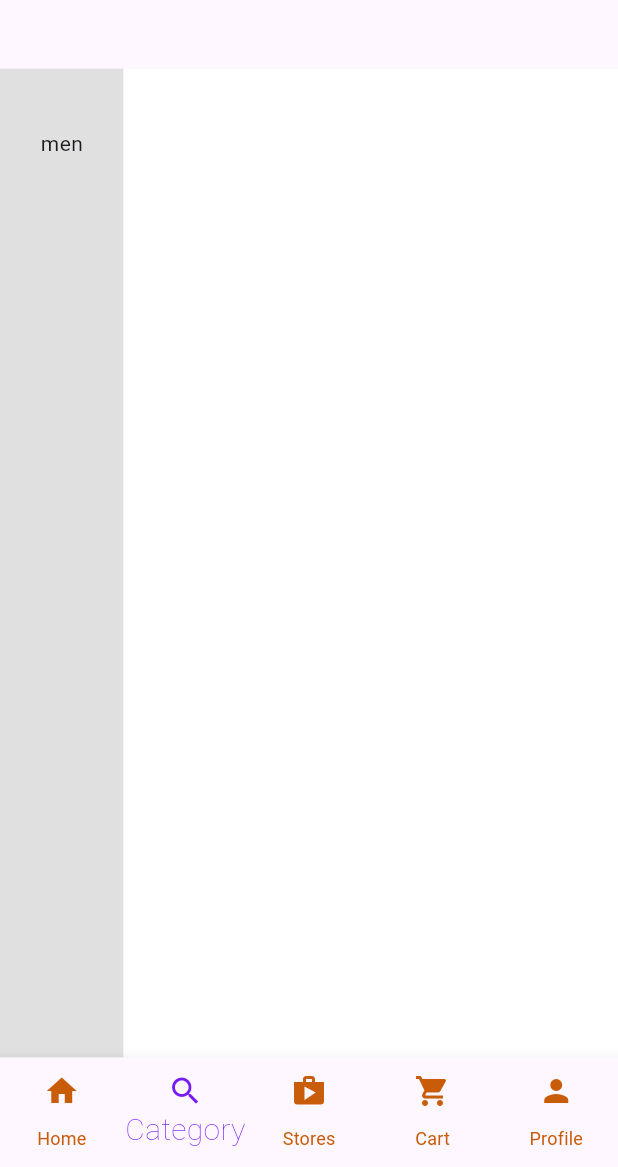
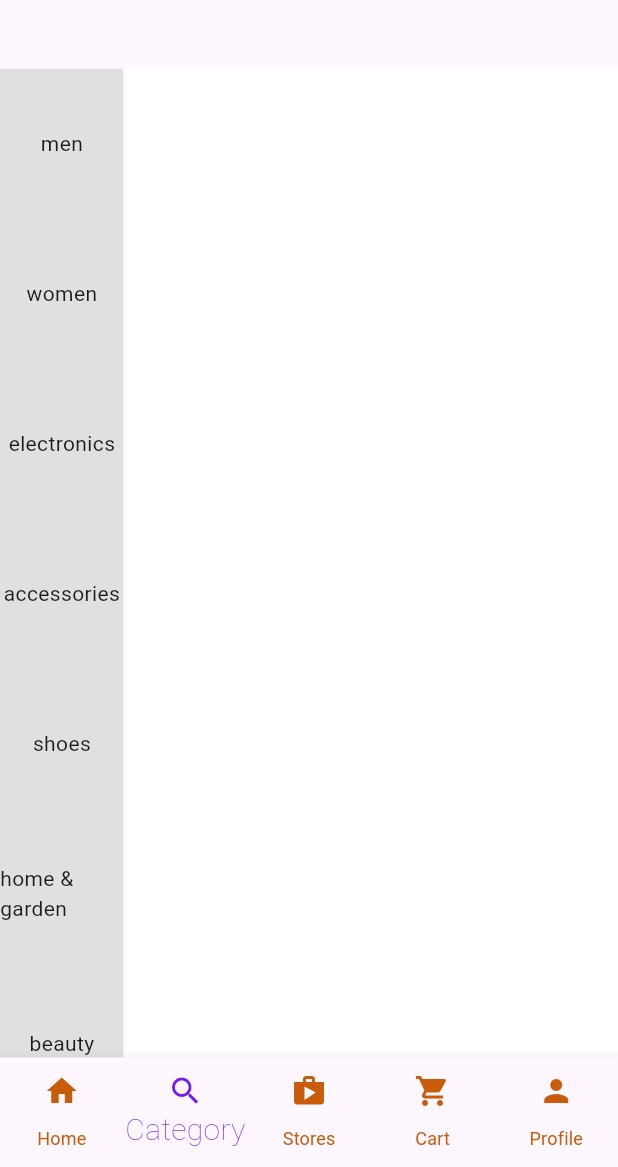
Before and after one commit to Devsaci/ecommerce_shams_app, a Flutter app: the screen it shows after launch, item 2 of the bottom bar chosen, on a phone screen of 412 x 824 dp, the part 69-1236 px from its top. Run offline on Flutter 3.47's test engine with Material 3 defaults, Android fonts, the phone set to English and light mode, and no system bars.

Commit message:
ItemsData  label

```diff
--- a/lib/main_screens/category.dart
+++ b/lib/main_screens/category.dart
@@ -5,15 +5,14 @@ import '../utilities/categ_list.dart';
 
 List<ItemsData> items = [
   ItemsData(label: 'men'),
-  // 'men',
-  // 'women',
-  // 'shoes',
-  // 'bags',
-  // 'electronics',
-  // 'accessories',
-  // 'home & garden',
-  // 'kids',
-  // 'beauty',
+  ItemsData(label: 'women'),
+  ItemsData(label: 'shoes'),
+  ItemsData(label: 'bags'),
+  ItemsData(label: 'electronics'),
+  ItemsData(label: 'accessories'),
+  ItemsData(label: 'home & garden'),
+  ItemsData(label: 'kids'),
+  ItemsData(label: 'beauty'),
 ];
 
 class CategoryScreen extends StatefulWidget {
```
